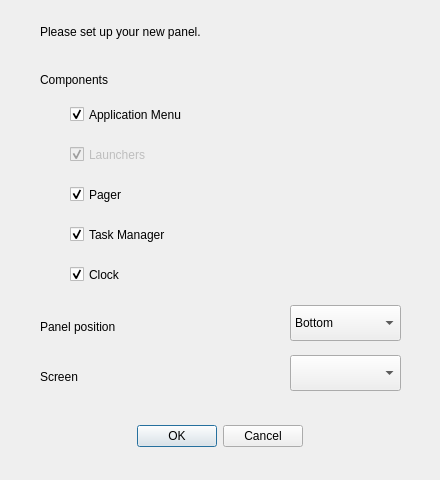
The window that src/view/add_panel_dialog.ui (dangvd/ksmoothdock) describes before a commit, drawn with Qt 5.
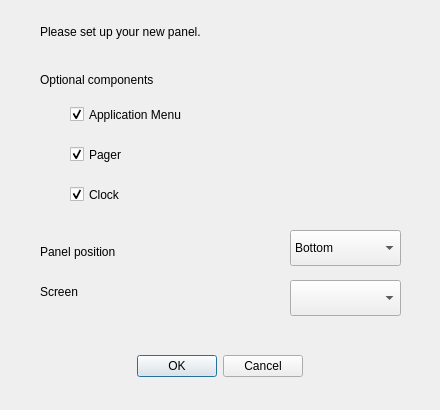
The same window after the commit.

```diff
--- a/src/view/add_panel_dialog.ui
+++ b/src/view/add_panel_dialog.ui
@@ -7,7 +7,7 @@
     <x>0</x>
     <y>0</y>
     <width>440</width>
-    <height>480</height>
+    <height>410</height>
    </rect>
   </property>
   <property name="windowTitle">
@@ -17,7 +17,7 @@
    <property name="geometry">
     <rect>
      <x>20</x>
-     <y>420</y>
+     <y>350</y>
      <width>400</width>
      <height>32</height>
     </rect>
@@ -36,7 +36,7 @@
    <property name="geometry">
     <rect>
      <x>40</x>
-     <y>315</y>
+     <y>240</y>
      <width>210</width>
      <height>23</height>
     </rect>
@@ -49,7 +49,7 @@
    <property name="geometry">
     <rect>
      <x>290</x>
-     <y>305</y>
+     <y>230</y>
      <width>111</width>
      <height>36</height>
     </rect>
@@ -82,7 +82,7 @@
    <property name="geometry">
     <rect>
      <x>40</x>
-     <y>365</y>
+     <y>280</y>
      <width>210</width>
      <height>23</height>
     </rect>
@@ -95,7 +95,7 @@
    <property name="geometry">
     <rect>
      <x>290</x>
-     <y>355</y>
+     <y>280</y>
      <width>111</width>
      <height>36</height>
     </rect>
@@ -106,12 +106,12 @@
     <rect>
      <x>40</x>
      <y>68</y>
-     <width>300</width>
+     <width>351</width>
      <height>23</height>
     </rect>
    </property>
    <property name="text">
-    <string>Components</string>
+    <string>Optional components</string>
    </property>
   </widget>
   <widget class="QCheckBox" name="showApplicationMenu">
@@ -130,30 +130,11 @@
     <bool>true</bool>
    </property>
   </widget>
-  <widget class="QCheckBox" name="showLaunchers">
-   <property name="enabled">
-    <bool>false</bool>
-   </property>
-   <property name="geometry">
-    <rect>
-     <x>70</x>
-     <y>140</y>
-     <width>300</width>
-     <height>29</height>
-    </rect>
-   </property>
-   <property name="text">
-    <string>Launchers</string>
-   </property>
-   <property name="checked">
-    <bool>true</bool>
-   </property>
-  </widget>
   <widget class="QCheckBox" name="showPager">
    <property name="geometry">
     <rect>
      <x>70</x>
-     <y>180</y>
+     <y>140</y>
      <width>300</width>
      <height>29</height>
     </rect>
@@ -165,22 +146,6 @@
     <bool>true</bool>
    </property>
   </widget>
-  <widget class="QCheckBox" name="showTaskManager">
-   <property name="geometry">
-    <rect>
-     <x>70</x>
-     <y>220</y>
-     <width>300</width>
-     <height>29</height>
-    </rect>
-   </property>
-   <property name="text">
-    <string>Task Manager</string>
-   </property>
-   <property name="checked">
-    <bool>true</bool>
-   </property>
-  </widget>
   <widget class="QLabel" name="headerLabel">
    <property name="geometry">
     <rect>
@@ -198,7 +163,7 @@
    <property name="geometry">
     <rect>
      <x>70</x>
-     <y>260</y>
+     <y>180</y>
      <width>300</width>
      <height>29</height>
     </rect>
```
